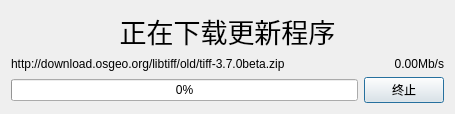
The window that Lib/Detection/DownloadDlg.ui (silentcpp/HistoryProjects) describes before a commit, drawn with Qt 5.
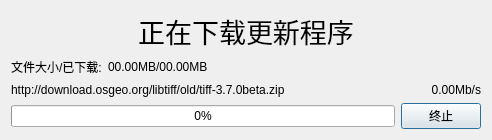
The same window after the commit.

```diff
--- a/Lib/Detection/DownloadDlg.ui
+++ b/Lib/Detection/DownloadDlg.ui
@@ -6,8 +6,8 @@
    <rect>
     <x>0</x>
     <y>0</y>
-    <width>455</width>
-    <height>98</height>
+    <width>492</width>
+    <height>124</height>
    </rect>
   </property>
   <property name="windowTitle">
@@ -33,6 +33,37 @@
      </property>
     </widget>
    </item>
+   <item>
+    <layout class="QHBoxLayout" name="horizontalLayout_3">
+     <item>
+      <widget class="QLabel" name="label">
+       <property name="text">
+        <string>文件大小/已下载:</string>
+       </property>
+      </widget>
+     </item>
+     <item>
+      <widget class="QLabel" name="sizeLabel">
+       <property name="text">
+        <string>00.00MB/00.00MB</string>
+       </property>
+      </widget>
+     </item>
+     <item>
+      <spacer name="horizontalSpacer">
+       <property name="orientation">
+        <enum>Qt::Horizontal</enum>
+       </property>
+       <property name="sizeHint" stdset="0">
+        <size>
+         <width>40</width>
+         <height>20</height>
+        </size>
+       </property>
+      </spacer>
+     </item>
+    </layout>
+   </item>
    <item>
     <layout class="QHBoxLayout" name="horizontalLayout_2">
      <item>
```
